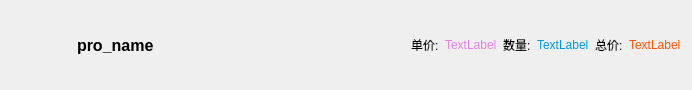
Qt form Client/Order/orderitem.ui (Eva-483650/ShoppingMall) before a commit.
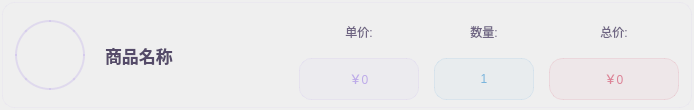
The same form after that commit.

Diff of the .ui file:
```diff
--- a/Client/Order/orderitem.ui
+++ b/Client/Order/orderitem.ui
@@ -6,20 +6,64 @@
    <rect>
     <x>0</x>
     <y>0</y>
-    <width>692</width>
-    <height>90</height>
+    <width>694</width>
+    <height>110</height>
    </rect>
   </property>
+  <property name="minimumSize">
+   <size>
+    <width>600</width>
+    <height>110</height>
+   </size>
+  </property>
   <property name="maximumSize">
    <size>
     <width>16777215</width>
-    <height>90</height>
+    <height>110</height>
    </size>
   </property>
   <property name="windowTitle">
    <string>Form</string>
   </property>
+  <property name="styleSheet">
+   <string notr="true">
+QWidget {
+    background: qlineargradient(spread:pad, x1:0, y1:0, x2:1, y2:0,
+                stop:0 rgba(255, 255, 255, 240),
+                stop:0.5 rgba(252, 250, 255, 240),
+                stop:1 rgba(250, 248, 254, 240));
+    border: 1px solid rgba(189, 170, 233, 25);
+    border-radius: 12px;
+    font-family: "Microsoft YaHei";
+    margin: 2px;
+}
+
+QWidget:hover {
+    background: qlineargradient(spread:pad, x1:0, y1:0, x2:1, y2:0,
+                stop:0 rgba(240, 235, 250, 250),
+                stop:0.5 rgba(235, 230, 248, 250),
+                stop:1 rgba(232, 227, 245, 250));
+    border: 1px solid rgba(189, 170, 233, 60);
+    box-shadow: 0px 4px 15px rgba(189, 170, 233, 0.15);
+}
+   </string>
+  </property>
   <layout class="QHBoxLayout" name="horizontalLayout_5">
+   <property name="spacing">
+    <number>15</number>
+   </property>
+   <property name="leftMargin">
+    <number>15</number>
+   </property>
+   <property name="topMargin">
+    <number>10</number>
+   </property>
+   <property name="rightMargin">
+    <number>15</number>
+   </property>
+   <property name="bottomMargin">
+    <number>10</number>
+   </property>
    <item>
     <widget class="QWidget" name="widget" native="true">
      <property name="sizePolicy">
@@ -30,82 +74,219 @@
      </property>
      <property name="minimumSize">
       <size>
-       <width>60</width>
-       <height>60</height>
+       <width>70</width>
+       <height>70</height>
       </size>
      </property>
      <property name="maximumSize">
       <size>
-       <width>60</width>
-       <height>60</height>
+       <width>70</width>
+       <height>70</height>
       </size>
      </property>
+     <property name="styleSheet">
+      <string notr="true">
+QWidget {
+    background: qlineargradient(spread:pad, x1:0, y1:0, x2:1, y2:1,
+                stop:0 rgba(189, 170, 233, 120),
+                stop:0.5 rgba(201, 182, 243, 120),
+                stop:1 rgba(213, 194, 253, 120));
+    border: 2px solid rgba(189, 170, 233, 80);
+    border-radius: 35px;
+    margin: 0px;
+}
+
+QWidget:hover {
+    background: qlineargradient(spread:pad, x1:0, y1:0, x2:1, y2:1,
+                stop:0 rgba(189, 170, 233, 150),
+                stop:0.5 rgba(201, 182, 243, 150),
+                stop:1 rgba(213, 194, 253, 150));
+    border: 2px solid rgba(189, 170, 233, 120);
+}
+      </string>
+     </property>
     </widget>
    </item>
    <item>
-    <layout class="QHBoxLayout" name="horizontalLayout">
-     <item>
-      <widget class="QLabel" name="lab_name">
-       <property name="font">
-        <font>
-         <pointsize>12</pointsize>
-         <weight>75</weight>
-         <bold>true</bold>
-        </font>
-       </property>
-       <property name="styleSheet">
-        <string notr="true">background:transparent;</string>
-       </property>
-       <property name="text">
-        <string>pro_name</string>
-       </property>
-      </widget>
-     </item>
-    </layout>
-   </item>
-   <item>
-    <spacer name="horizontalSpacer">
-     <property name="orientation">
-      <enum>Qt::Horizontal</enum>
+    <widget class="QWidget" name="nameWidget" native="true">
+     <property name="sizePolicy">
+      <sizepolicy hsizetype="Expanding" vsizetype="Preferred">
+       <horstretch>3</horstretch>
+       <verstretch>0</verstretch>
+      </sizepolicy>
      </property>
-     <property name="sizeHint" stdset="0">
+     <property name="minimumSize">
       <size>
-       <width>40</width>
-       <height>20</height>
+       <width>200</width>
+       <height>0</height>
       </size>
      </property>
-    </spacer>
+     <property name="styleSheet">
+      <string notr="true">
+QWidget {
+    background: transparent;
+    border: none;
+    margin: 0px;
+}
+      </string>
+     </property>
+     <layout class="QVBoxLayout" name="nameLayout">
+      <property name="spacing">
+       <number>5</number>
+      </property>
+      <property name="leftMargin">
+       <number>0</number>
+      </property>
+      <property name="topMargin">
+       <number>0</number>
+      </property>
+      <property name="rightMargin">
+       <number>0</number>
+      </property>
+      <property name="bottomMargin">
+       <number>0</number>
+      </property>
+      <item>
+       <widget class="QLabel" name="lab_name">
+        <property name="sizePolicy">
+         <sizepolicy hsizetype="Expanding" vsizetype="Expanding">
+          <horstretch>0</horstretch>
+          <verstretch>0</verstretch>
+         </sizepolicy>
+        </property>
+        <property name="minimumSize">
+         <size>
+          <width>180</width>
+          <height>0</height>
+         </size>
+        </property>
+        <property name="font">
+         <font>
+          <family>Microsoft YaHei</family>
+          <pointsize>13</pointsize>
+          <italic>false</italic>
+          <bold>true</bold>
+         </font>
+        </property>
+        <property name="styleSheet">
+         <string notr="true">
+QLabel {
+    background: transparent;
+    color: rgb(85, 75, 105);
+    font: bold 13pt "Microsoft YaHei";
+    padding: 5px 0px;
+    border: none;
+    margin: 0px;
+}
+         </string>
+        </property>
+        <property name="text">
+         <string>商品名称</string>
+        </property>
+        <property name="alignment">
+         <set>Qt::AlignmentFlag::AlignLeading|Qt::AlignmentFlag::AlignLeft|Qt::AlignmentFlag::AlignVCenter</set>
+        </property>
+        <property name="wordWrap">
+         <bool>true</bool>
+        </property>
+       </widget>
+      </item>
+     </layout>
+    </widget>
    </item>
    <item>
     <widget class="QWidget" name="widget_2" native="true">
+     <property name="sizePolicy">
+      <sizepolicy hsizetype="Fixed" vsizetype="Preferred">
+       <horstretch>0</horstretch>
+       <verstretch>0</verstretch>
+      </sizepolicy>
+     </property>
+     <property name="minimumSize">
+      <size>
+       <width>120</width>
+       <height>0</height>
+      </size>
+     </property>
+     <property name="maximumSize">
+      <size>
+       <width>150</width>
+       <height>16777215</height>
+      </size>
+     </property>
      <property name="styleSheet">
-      <string notr="true">background:transparent;</string>
+      <string notr="true">
+QWidget {
+    background: transparent;
+    border: none;
+    margin: 0px;
+}
+      </string>
      </property>
-     <layout class="QHBoxLayout" name="horizontalLayout_2">
+     <layout class="QVBoxLayout" name="priceLayout">
+      <property name="spacing">
+       <number>5</number>
+      </property>
       <property name="leftMargin">
        <number>0</number>
       </property>
+      <property name="topMargin">
+       <number>0</number>
+      </property>
       <property name="rightMargin">
        <number>0</number>
       </property>
+      <property name="bottomMargin">
+       <number>0</number>
+      </property>
       <item>
        <widget class="QLabel" name="label_2">
         <property name="styleSheet">
-         <string notr="true">font: 11pt &quot;黑体&quot;;</string>
+         <string notr="true">
+QLabel {
+    font: 600 11pt "Microsoft YaHei";
+    color: rgb(110, 100, 130);
+    background: transparent;
+    border: none;
+    margin: 0px;
+    padding: 2px;
+}
+         </string>
         </property>
         <property name="text">
          <string>单价:</string>
         </property>
+        <property name="alignment">
+         <set>Qt::AlignmentFlag::AlignCenter</set>
+        </property>
        </widget>
       </item>
       <item>
        <widget class="QLabel" name="lab_price">
+        <property name="minimumSize">
+         <size>
+          <width>80</width>
+          <height>30</height>
+         </size>
+        </property>
         <property name="styleSheet">
-         <string notr="true">font: 11pt &quot;楷体&quot;;
-color:rgb(226, 129, 225);</string>
+         <string notr="true">
+QLabel {
+    font: bold 12pt "Microsoft YaHei";
+    color: rgb(189, 170, 233);
+    background: rgba(189, 170, 233, 15);
+    padding: 6px 8px;
+    border-radius: 12px;
+    border: 1px solid rgba(189, 170, 233, 40);
+    margin: 0px;
+}
+         </string>
         </property>
         <property name="text">
-         <string>TextLabel</string>
+         <string>￥0</string>
+        </property>
+        <property name="alignment">
+         <set>Qt::AlignmentFlag::AlignCenter</set>
         </property>
        </widget>
       </item>
@@ -114,34 +295,97 @@
    </item>
    <item>
     <widget class="QWidget" name="widget_3" native="true">
+     <property name="sizePolicy">
+      <sizepolicy hsizetype="Fixed" vsizetype="Preferred">
+       <horstretch>0</horstretch>
+       <verstretch>0</verstretch>
+      </sizepolicy>
+     </property>
+     <property name="minimumSize">
+      <size>
+       <width>100</width>
+       <height>0</height>
+      </size>
+     </property>
+     <property name="maximumSize">
+      <size>
+       <width>120</width>
+       <height>16777215</height>
+      </size>
+     </property>
      <property name="styleSheet">
-      <string notr="true">background:transparent;</string>
+      <string notr="true">
+QWidget {
+    background: transparent;
+    border: none;
+    margin: 0px;
+}
+      </string>
      </property>
-     <layout class="QHBoxLayout" name="horizontalLayout_3">
+     <layout class="QVBoxLayout" name="numLayout">
+      <property name="spacing">
+       <number>5</number>
+      </property>
       <property name="leftMargin">
        <number>0</number>
       </property>
+      <property name="topMargin">
+       <number>0</number>
+      </property>
       <property name="rightMargin">
        <number>0</number>
       </property>
+      <property name="bottomMargin">
+       <number>0</number>
+      </property>
       <item>
        <widget class="QLabel" name="label_4">
         <property name="styleSheet">
-         <string notr="true">font: 11pt &quot;黑体&quot;;</string>
+         <string notr="true">
+QLabel {
+    font: 600 11pt "Microsoft YaHei";
+    color: rgb(110, 100, 130);
+    background: transparent;
+    border: none;
+    margin: 0px;
+    padding: 2px;
+}
+         </string>
         </property>
         <property name="text">
          <string>数量:</string>
         </property>
+        <property name="alignment">
+         <set>Qt::AlignmentFlag::AlignCenter</set>
+        </property>
        </widget>
       </item>
       <item>
        <widget class="QLabel" name="lab_num">
+        <property name="minimumSize">
+         <size>
+          <width>60</width>
+          <height>30</height>
+         </size>
+        </property>
         <property name="styleSheet">
-         <string notr="true">font: 11pt &quot;楷体&quot;;
-color:rgb(0, 151, 227);</string>
+         <string notr="true">
+QLabel {
+    font: bold 12pt "Microsoft YaHei";
+    color: rgb(120, 180, 220);
+    background: rgba(120, 180, 220, 15);
+    padding: 6px 8px;
+    border-radius: 12px;
+    border: 1px solid rgba(120, 180, 220, 40);
+    margin: 0px;
+}
+         </string>
         </property>
         <property name="text">
-         <string>TextLabel</string>
+         <string>1</string>
+        </property>
+        <property name="alignment">
+         <set>Qt::AlignmentFlag::AlignCenter</set>
         </property>
        </widget>
       </item>
@@ -150,34 +394,98 @@
    </item>
    <item>
     <widget class="QWidget" name="widget_4" native="true">
+     <property name="sizePolicy">
+      <sizepolicy hsizetype="Fixed" vsizetype="Preferred">
+       <horstretch>0</horstretch>
+       <verstretch>0</verstretch>
+      </sizepolicy>
+     </property>
+     <property name="minimumSize">
+      <size>
+       <width>130</width>
+       <height>0</height>
+      </size>
+     </property>
+     <property name="maximumSize">
+      <size>
+       <width>160</width>
+       <height>16777215</height>
+      </size>
+     </property>
      <property name="styleSheet">
-      <string notr="true">background:transparent;</string>
+      <string notr="true">
+QWidget {
+    background: transparent;
+    border: none;
+    margin: 0px;
+}
+      </string>
      </property>
-     <layout class="QHBoxLayout" name="horizontalLayout_4">
+     <layout class="QVBoxLayout" name="totalLayout">
+      <property name="spacing">
+       <number>5</number>
+      </property>
       <property name="leftMargin">
        <number>0</number>
       </property>
+      <property name="topMargin">
+       <number>0</number>
+      </property>
       <property name="rightMargin">
        <number>0</number>
       </property>
+      <property name="bottomMargin">
+       <number>0</number>
+      </property>
       <item>
        <widget class="QLabel" name="label_6">
         <property name="styleSheet">
-         <string notr="true">font: 11pt &quot;黑体&quot;;</string>
+         <string notr="true">
+QLabel {
+    font: 600 11pt "Microsoft YaHei";
+    color: rgb(110, 100, 130);
+    background: transparent;
+    border: none;
+    margin: 0px;
+    padding: 2px;
+}
+         </string>
         </property>
         <property name="text">
          <string>总价:</string>
         </property>
+        <property name="alignment">
+         <set>Qt::AlignmentFlag::AlignCenter</set>
+        </property>
        </widget>
       </item>
       <item>
        <widget class="QLabel" name="lab_tolprice">
+        <property name="minimumSize">
+         <size>
+          <width>90</width>
+          <height>30</height>
+         </size>
+        </property>
         <property name="styleSheet">
-         <string notr="true">font: 11pt &quot;楷体&quot;;
-color:rgb(255, 85, 0);</string>
+         <string notr="true">
+QLabel {
+    font: bold 13pt "Microsoft YaHei";
+    color: rgb(220, 130, 150);
+    background: rgba(220, 130, 150, 18);
+    padding: 6px 10px;
+    border-radius: 14px;
+    border: 1px solid rgba(220, 130, 150, 50);
+    margin: 0px;
+    text-shadow: 0px 1px 1px rgba(0, 0, 0, 0.05);
+}
+         </string>
         </property>
         <property name="text">
-         <string>TextLabel</string>
+         <string>￥0</string>
+        </property>
+        <property name="alignment">
+         <set>Qt::AlignmentFlag::AlignCenter</set>
         </property>
        </widget>
       </item>
```
